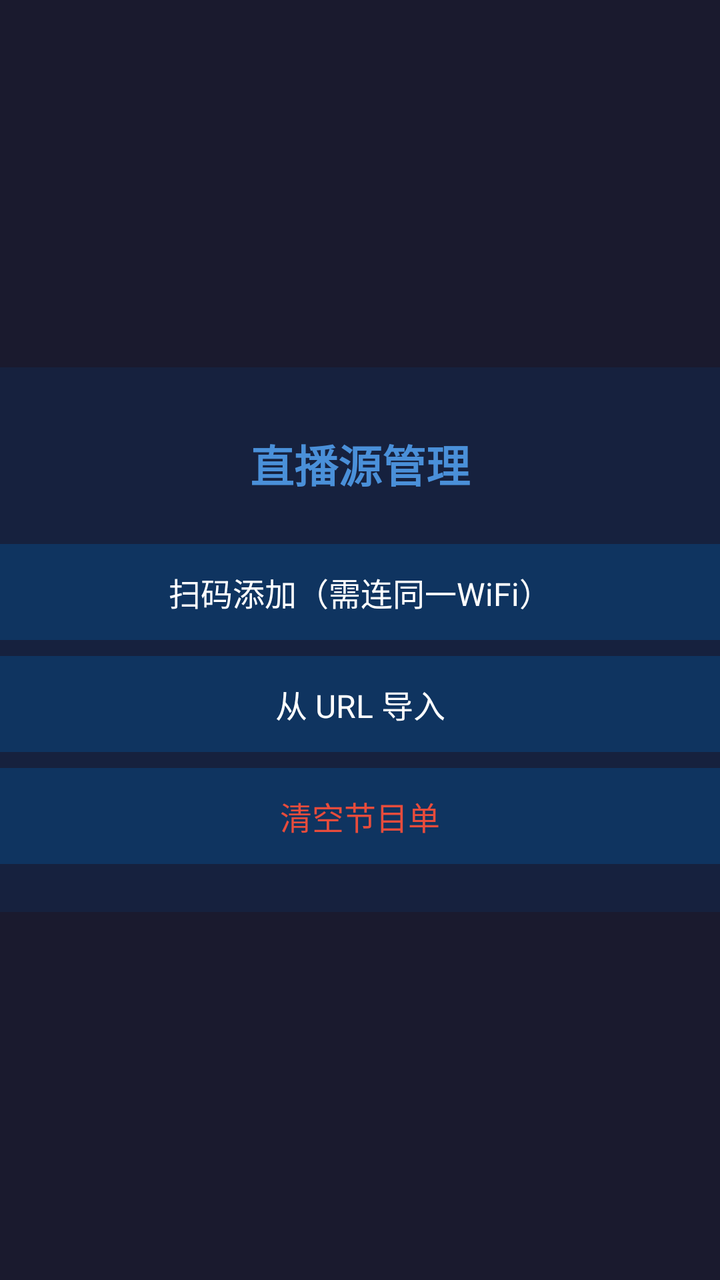
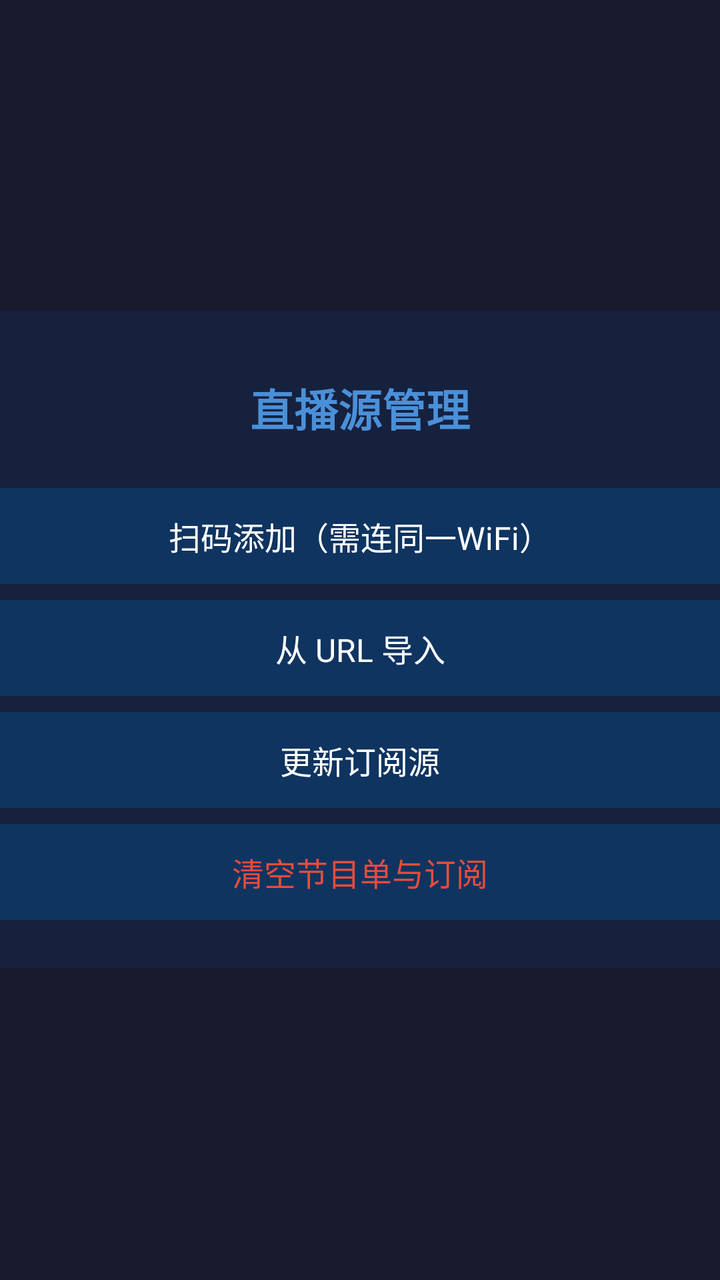

The first picture is an Android layout as it rendered before a commit; the second is the same layout after the commit. The layout source and the unified diff follow.
<!-- AndroidManifest.xml: application theme Theme.TVLivePlayer -->
<!-- res/layout/fragment_source_mgmt.xml -->
<FrameLayout xmlns:android="http://schemas.android.com/apk/res/android"
    android:layout_width="match_parent"
    android:layout_height="match_parent"
    android:background="@color/background">

    <LinearLayout
        android:layout_width="500dp"
        android:layout_height="wrap_content"
        android:layout_gravity="center"
        android:background="@color/surface"
        android:orientation="vertical"
        android:padding="24dp">

        <TextView
            android:layout_width="match_parent"
            android:layout_height="wrap_content"
            android:gravity="center"
            android:padding="8dp"
            android:text="直播源管理"
            android:textColor="@color/accent"
            android:textSize="22sp"
            android:textStyle="bold" />

        <TextView
            android:id="@+id/btn_qr_scan"
            android:layout_width="match_parent"
            android:layout_height="48dp"
            android:layout_marginTop="16dp"
            android:background="@drawable/menu_item_bg"
            android:gravity="center"
            android:text="扫码添加（需连同一WiFi）"
            android:textColor="@color/text_primary"
            android:textSize="16sp"
            android:focusable="true"
            android:clickable="true" />

        <TextView
            android:id="@+id/btn_url"
            android:layout_width="match_parent"
            android:layout_height="48dp"
            android:layout_marginTop="8dp"
            android:background="@drawable/menu_item_bg"
            android:gravity="center"
            android:text="从 URL 导入"
            android:textColor="@color/text_primary"
            android:textSize="16sp"
            android:focusable="true"
            android:clickable="true" />

        <TextView
            android:id="@+id/btn_clear"
            android:layout_width="match_parent"
            android:layout_height="48dp"
            android:layout_marginTop="8dp"
            android:background="@drawable/menu_item_bg"
            android:gravity="center"
            android:text="清空节目单"
            android:textColor="@color/error_color"
            android:textSize="16sp"
            android:focusable="true"
            android:clickable="true" />

    </LinearLayout>

</FrameLayout>
<!-- resources referenced by this layout -->
<resources>
  <color name="accent">#4A90D9</color>
  <color name="background">#1A1A2E</color>
  <color name="error_color">#E74C3C</color>
  <color name="surface">#16213E</color>
  <color name="text_primary">#FFFFFF</color>
  <!-- drawable menu_item_bg (drawable) -->
  <?xml version="1.0" encoding="utf-8"?>
  <selector xmlns:android="http://schemas.android.com/apk/res/android">
      <item android:state_focused="true">
          <shape android:shape="rectangle">
              <solid android:color="@color/accent" />
              <corners android:radius="4dp" />
          </shape>
      </item>
      <item>
          <shape android:shape="rectangle">
              <solid android:color="@color/card_background" />
              <corners android:radius="4dp" />
          </shape>
      </item>
  </selector>
  <style name="Theme.TVLivePlayer" parent="Theme.AppCompat.NoActionBar">
          <item name="android:statusBarColor">@color/background</item>
          <item name="android:navigationBarColor">@color/background</item>
      </style>
  <color name="card_background">#0F3460</color>
</resources>

<!-- the commit's change to res/layout/fragment_source_mgmt.xml (unified diff, before → after) -->
@@ -48,13 +48,26 @@
             android:clickable="true" />
 
         <TextView
+            android:id="@+id/btn_refresh"
+            android:layout_width="match_parent"
+            android:layout_height="48dp"
+            android:layout_marginTop="8dp"
+            android:background="@drawable/menu_item_bg"
+            android:gravity="center"
+            android:text="更新订阅源"
+            android:textColor="@color/text_primary"
+            android:textSize="16sp"
+            android:focusable="true"
+            android:clickable="true" />
+
+        <TextView
             android:id="@+id/btn_clear"
             android:layout_width="match_parent"
             android:layout_height="48dp"
             android:layout_marginTop="8dp"
             android:background="@drawable/menu_item_bg"
             android:gravity="center"
-            android:text="清空节目单"
+            android:text="清空节目单与订阅"
             android:textColor="@color/error_color"
             android:textSize="16sp"
             android:focusable="true"
